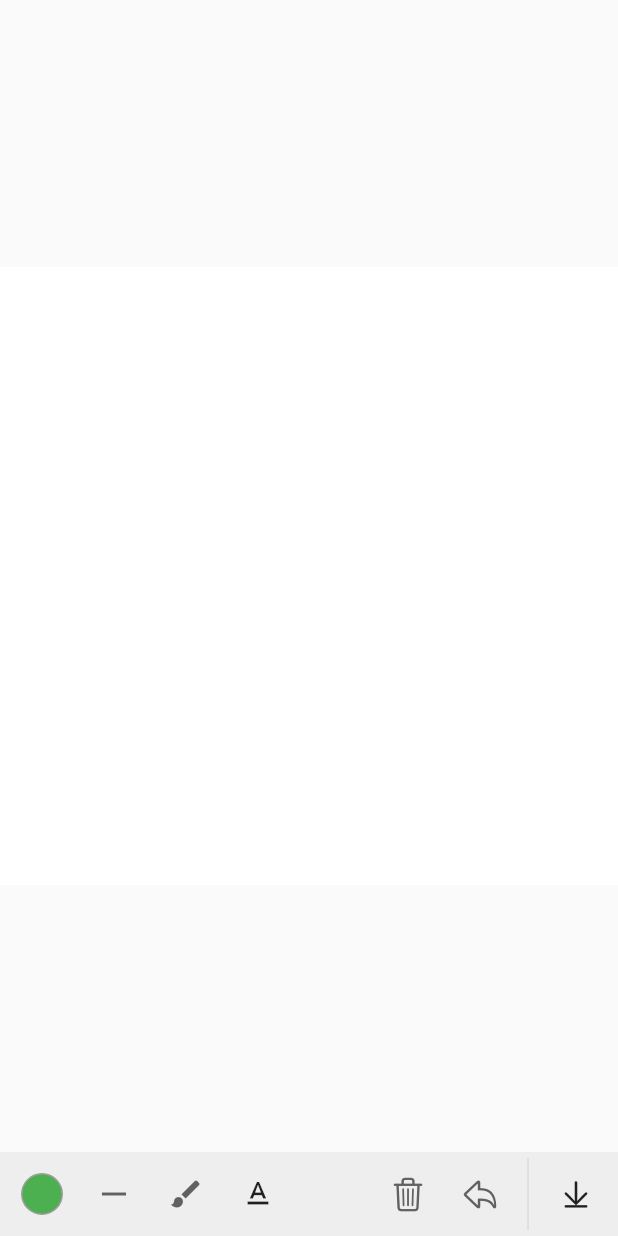
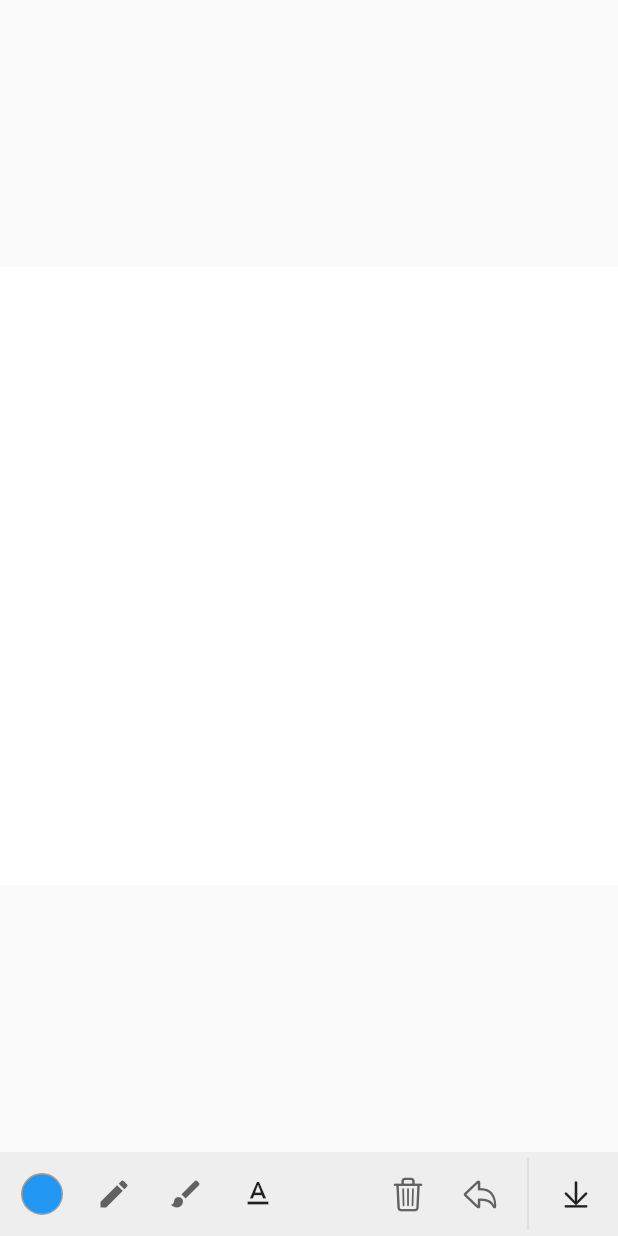
Before and after one commit to jtaxiexpress/Simple-Draw-Paint, a Flutter app: the screen it shows after launch, on a phone screen of 412 x 824 dp. Run offline on Flutter 3.47's test engine with Material 2 defaults, Android fonts, the phone set to English and light mode, and no system bars; our stand-ins replace google_mobile_ads, open_file.

Commit message:
Set initial paint mode

```diff
--- a/lib/main.dart
+++ b/lib/main.dart
@@ -128,8 +128,8 @@ class _ImagePainterExampleState extends State<ImagePainterExample> {
             icon: const Icon(CupertinoIcons.arrow_down_to_line),
           ),
           initialStrokeWidth: 2,
-          initialColor: Colors.green,
-          initialPaintMode: PaintMode.line,
+          initialColor: Colors.blue,
+          initialPaintMode: PaintMode.freeStyle,
           controlsAtTop: false,
         ),
       ),
```
